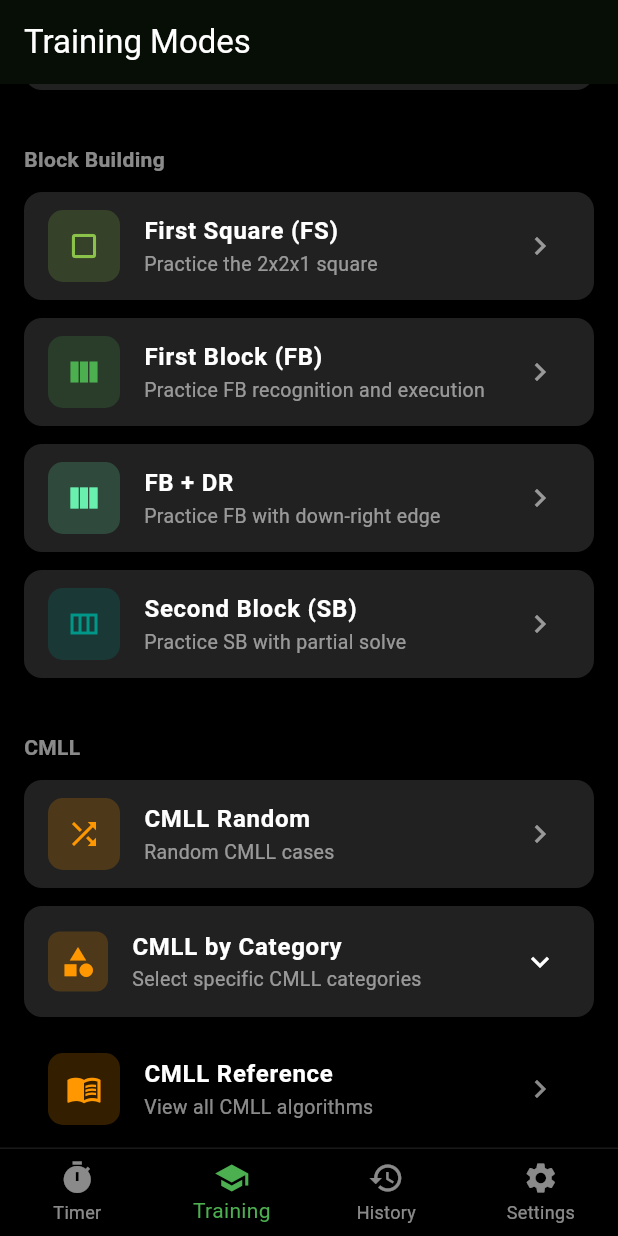
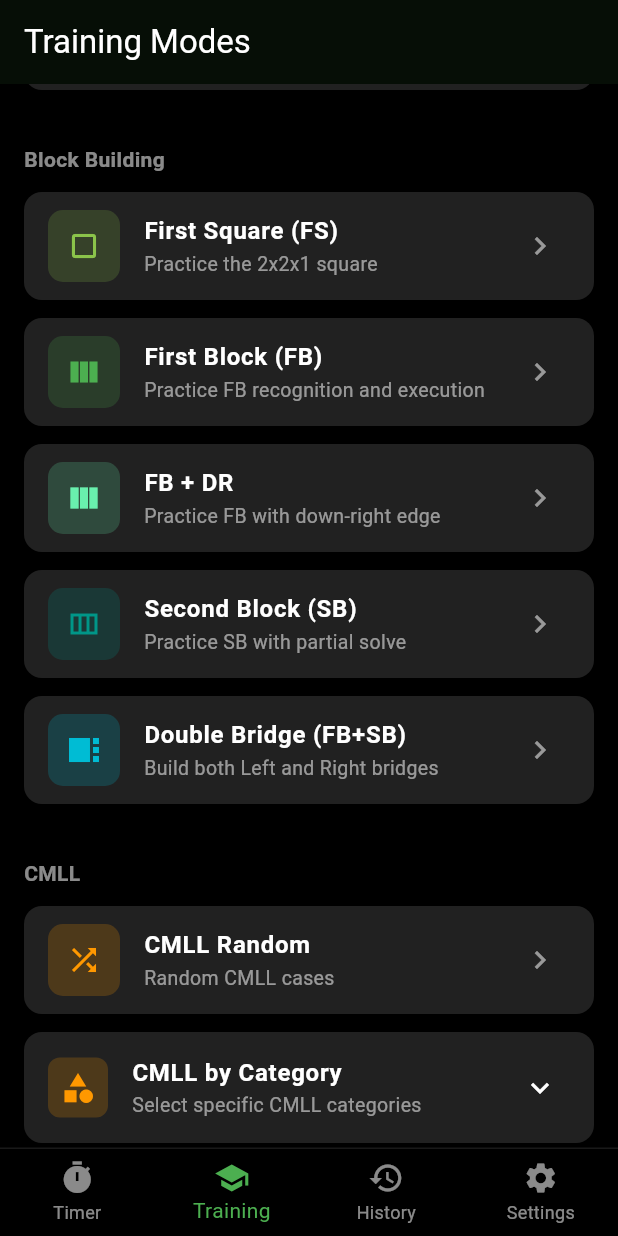
Before and after one commit to LinkZelad/roux_method_trainer, a Flutter app: the screen it shows after launch, item 2 of the bottom bar chosen, scrolled down 576 dp, on a phone screen of 412 x 824 dp. Run offline on Flutter 3.47's test engine with Material 3 defaults, Android fonts, the phone set to English and light mode, and no system bars; our stand-ins replace shared_preferences.

Commit message:
fix: resolve dark 2D colors and refine Double Bridge practice mode

```diff
--- a/lib/l10n/app_localizations.dart
+++ b/lib/l10n/app_localizations.dart
@@ -88,6 +88,8 @@ class AppLocalizations {
     'cmllReferenceSubtitle': 'View all CMLL algorithms',
     'eolrSubtitle': 'Edge Orientation + LR edges',
     'fourCSubtitle': 'Last 4 corners (UL/UR edges)',
+    'doubleBridge': 'Double Bridge (FB+SB)',
+    'doubleBridgeSubtitle': 'Build both Left and Right bridges',
     'noSolvesYet': 'No solves yet',
     'currentAo5': 'Current AO5',
     'currentAo12': 'Current AO12',
@@ -183,6 +185,8 @@ class AppLocalizations {
     'cmllReferenceSubtitle': '查看所有 CMLL 公式',
     'eolrSubtitle': '棱块定向 + LR 棱',
     'fourCSubtitle': '最后四角 (UL/UR 棱)',
+    'doubleBridge': '双桥 (FB+SB)',
+    'doubleBridgeSubtitle': '构建左右两桥',
     'noSolvesYet': '暂无还原',
     'currentAo5': '当前 AO5',
     'currentAo12': '当前 AO12',
@@ -221,5 +225,6 @@ String localizedModeLabel(TrainingMode mode, String locale) {
     TrainingMode.lse4C => l10n['fourC'],
     TrainingMode.fbdr => l10n['fbdr'],
     TrainingMode.fs => l10n['firstSquare'],
+    TrainingMode.doubleBridge => l10n['doubleBridge'],
   };
 }
--- a/lib/models/solve_record.dart
+++ b/lib/models/solve_record.dart
@@ -4,7 +4,7 @@ import 'dart:convert';
 
 enum Penalty { none, plus2, dnf }
 
-enum TrainingMode { standard, cmll, fb, sb, lseEOLR, lse4C, fbdr, fs }
+enum TrainingMode { standard, cmll, fb, sb, lseEOLR, lse4C, fbdr, fs, doubleBridge }
 
 class SolveRecord {
   final String id;
--- a/lib/providers/timer_provider.dart
+++ b/lib/providers/timer_provider.dart
@@ -124,6 +124,7 @@ class TimerProvider extends ChangeNotifier {
       case TrainingMode.lse4C:
       case TrainingMode.fbdr:
       case TrainingMode.fs:
+      case TrainingMode.doubleBridge:
         final modeIndex = _mode.index;
         final seed = _rand.nextInt(1 << 31);
         compute(generateTimerScramble, IsolateTimerRequest(mode: modeIndex, seed: seed))
--- a/lib/screens/practice_screen.dart
+++ b/lib/screens/practice_screen.dart
@@ -160,6 +160,11 @@ class _PracticeScreenState extends State<PracticeScreen> with TickerProviderStat
         title = 'First Square';
         description = 'Build a 1x2x2 square on the Left.\nBottom: White, Left: Orange';
         color = Colors.orangeAccent;
+        break;
+      case TrainingMode.doubleBridge:
+        title = 'Double Bridge (FB + SB)';
+        description = 'Build both Left and Right bridges.\nBottom: White, Left: Orange, Right: Red';
+        color = Colors.cyan;
         break;
       case TrainingMode.cmll:
         title = 'CMLL';
--- a/lib/screens/training_screen.dart
+++ b/lib/screens/training_screen.dart
@@ -282,6 +282,14 @@ class TrainingScreen extends StatelessWidget {
               icon: Icons.view_column_outlined,
               color: Colors.teal,
               mode: TrainingMode.sb,
+              onSelected: onModeSelected,
+            ),
+            _ModeCard(
+              title: l10n['doubleBridge'],
+              subtitle: l10n['doubleBridgeSubtitle'],
+              icon: Icons.view_sidebar,
+              color: Colors.cyan,
+              mode: TrainingMode.doubleBridge,
               onSelected: onModeSelected,
             ),
           ]),
--- a/lib/widgets/cube_net.dart
+++ b/lib/widgets/cube_net.dart
@@ -237,11 +237,11 @@ class CubeNet extends StatelessWidget {
             height: size,
             margin: EdgeInsets.all(gap * 0.5),
             decoration: BoxDecoration(
-              color: isHighlighted ? color : color.withValues(alpha: 0.7),
+              color: isHighlighted ? color : color.withValues(alpha: 0.15),
               borderRadius: BorderRadius.circular(gap * 0.5),
               border: Border.all(
-                color: isHighlighted ? Colors.black : Colors.black45,
-                width: borderWidth,
+                color: isHighlighted ? Colors.white70 : Colors.black45,
+                width: isHighlighted ? borderWidth * 1.5 : borderWidth,
               ),
             ),
           );
--- a/lib/widgets/cube_top_view.dart
+++ b/lib/widgets/cube_top_view.dart
@@ -70,7 +70,7 @@ class CubeTopView extends StatelessWidget {
               (highlightMask!.length > faceIdx &&
                   highlightMask![faceIdx].length > stickerIdx &&
                   highlightMask![faceIdx][stickerIdx]);
-          return isHighlighted ? baseColor : baseColor.withValues(alpha: 0.7);
+          return isHighlighted ? baseColor : baseColor.withValues(alpha: 0.15);
         }
 
         BorderSide getBorder(int faceIdx, int stickerIdx) {
@@ -79,8 +79,8 @@ class CubeTopView extends StatelessWidget {
                   highlightMask![faceIdx].length > stickerIdx &&
                   highlightMask![faceIdx][stickerIdx]);
           return BorderSide(
-            color: isHighlighted ? Colors.black : Colors.black45,
-            width: borderWidth,
+            color: isHighlighted ? Colors.white70 : Colors.black45,
+            width: isHighlighted ? borderWidth * 1.5 : borderWidth,
           );
         }
 
```
Also changed, not shown: lib/roux/scramble_isolate.dart (+37 -4 lines), lib/widgets/cube_net_highlight.dart (+9 -9 lines).
